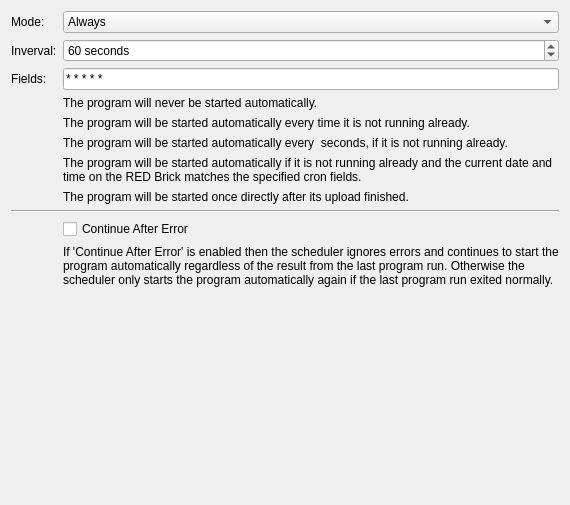
Above: src/brickv/plugin_system/plugins/red/ui/program_page_schedule.ui from Tinkerforge/brickv before the change. Below: the same form after it.
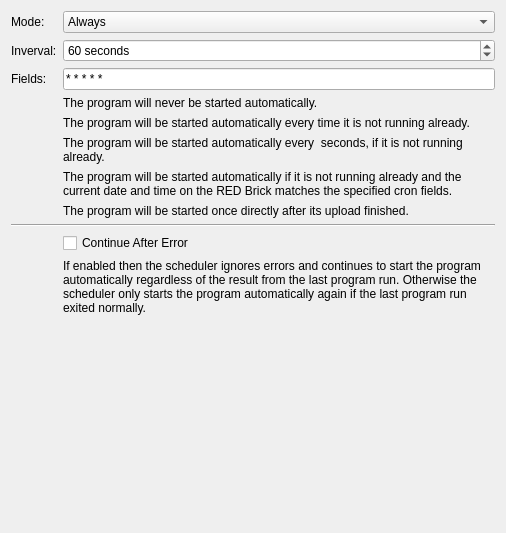
That is the form after the change.

Commit message: red-brick/pw: Remove 'Continue After Error' from scheduler page help text

Patch:
```diff
--- a/src/brickv/plugin_system/plugins/red/ui/program_page_schedule.ui
+++ b/src/brickv/plugin_system/plugins/red/ui/program_page_schedule.ui
@@ -6,8 +6,8 @@
    <rect>
     <x>0</x>
     <y>0</y>
-    <width>570</width>
-    <height>505</height>
+    <width>506</width>
+    <height>533</height>
    </rect>
   </property>
   <property name="windowTitle">
@@ -151,7 +151,7 @@
      <item row="10" column="1">
       <widget class="QLabel" name="label_continue_after_error_help">
        <property name="text">
-        <string>If 'Continue After Error' is enabled then the scheduler ignores errors and continues to start the program automatically regardless of the result from the last program run. Otherwise the scheduler only starts the program automatically again if the last program run exited normally.</string>
+        <string>If enabled then the scheduler ignores errors and continues to start the program automatically regardless of the result from the last program run. Otherwise the scheduler only starts the program automatically again if the last program run exited normally.</string>
        </property>
        <property name="wordWrap">
         <bool>true</bool>
```
